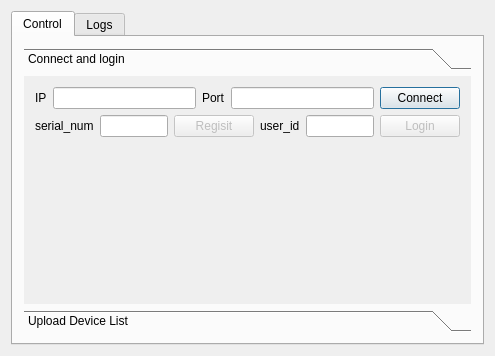
The window that FunctionalClientTest/maindialog.ui (ChowZenki/zpserver) describes before a commit, drawn with Qt 5.
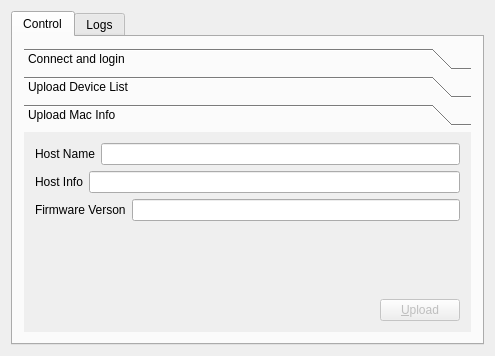
The same window after the commit. The open tabs and pages were chosen to show the change.

Patch:
```diff
--- a/FunctionalClientTest/maindialog.ui
+++ b/FunctionalClientTest/maindialog.ui
@@ -26,6 +26,12 @@
       <layout class="QVBoxLayout" name="verticalLayout_2">
        <item>
         <widget class="QToolBox" name="toolBox_ctrl">
+         <property name="frameShape">
+          <enum>QFrame::NoFrame</enum>
+         </property>
+         <property name="frameShadow">
+          <enum>QFrame::Plain</enum>
+         </property>
          <property name="currentIndex">
           <number>0</number>
          </property>
@@ -35,7 +41,7 @@
             <x>0</x>
             <y>0</y>
             <width>453</width>
-            <height>243</height>
+            <height>217</height>
            </rect>
           </property>
           <attribute name="label">
@@ -227,6 +233,103 @@
            </item>
           </layout>
          </widget>
+         <widget class="QWidget" name="page_3">
+          <property name="geometry">
+           <rect>
+            <x>0</x>
+            <y>0</y>
+            <width>453</width>
+            <height>217</height>
+           </rect>
+          </property>
+          <attribute name="label">
+           <string>Upload Mac Info</string>
+          </attribute>
+          <layout class="QVBoxLayout" name="verticalLayout_6">
+           <item>
+            <layout class="QHBoxLayout" name="horizontalLayout_6">
+             <item>
+              <widget class="QLabel" name="label_8">
+               <property name="text">
+                <string>Host Name</string>
+               </property>
+              </widget>
+             </item>
+             <item>
+              <widget class="QLineEdit" name="lineEdit_UMI_Hostname"/>
+             </item>
+            </layout>
+           </item>
+           <item>
+            <layout class="QHBoxLayout" name="horizontalLayout_7">
+             <item>
+              <widget class="QLabel" name="label_9">
+               <property name="text">
+                <string>Host Info</string>
+               </property>
+              </widget>
+             </item>
+             <item>
+              <widget class="QLineEdit" name="lineEdit_UMI_HostInfo"/>
+             </item>
+            </layout>
+           </item>
+           <item>
+            <layout class="QHBoxLayout" name="horizontalLayout_8">
+             <item>
+              <widget class="QLabel" name="label_10">
+               <property name="text">
+                <string>Firmware Verson</string>
+               </property>
+              </widget>
+             </item>
+             <item>
+              <widget class="QLineEdit" name="lineEdit_UMI_FirmV"/>
+             </item>
+            </layout>
+           </item>
+           <item>
+            <spacer name="verticalSpacer_2">
+             <property name="orientation">
+              <enum>Qt::Vertical</enum>
+             </property>
+             <property name="sizeHint" stdset="0">
+              <size>
+               <width>20</width>
+               <height>40</height>
+              </size>
+             </property>
+            </spacer>
+           </item>
+           <item>
+            <layout class="QHBoxLayout" name="horizontalLayout_12">
+             <item>
+              <spacer name="horizontalSpacer">
+               <property name="orientation">
+                <enum>Qt::Horizontal</enum>
+               </property>
+               <property name="sizeHint" stdset="0">
+                <size>
+                 <width>40</width>
+                 <height>20</height>
+                </size>
+               </property>
+              </spacer>
+             </item>
+             <item>
+              <widget class="QPushButton" name="pushButton_UMI_Upload">
+               <property name="enabled">
+                <bool>false</bool>
+               </property>
+               <property name="text">
+                <string>&amp;Upload</string>
+               </property>
+              </widget>
+             </item>
+            </layout>
+           </item>
+          </layout>
+         </widget>
         </widget>
        </item>
       </layout>
```
Left out of the diff: 4 changed lines with no effect on the pictures.
